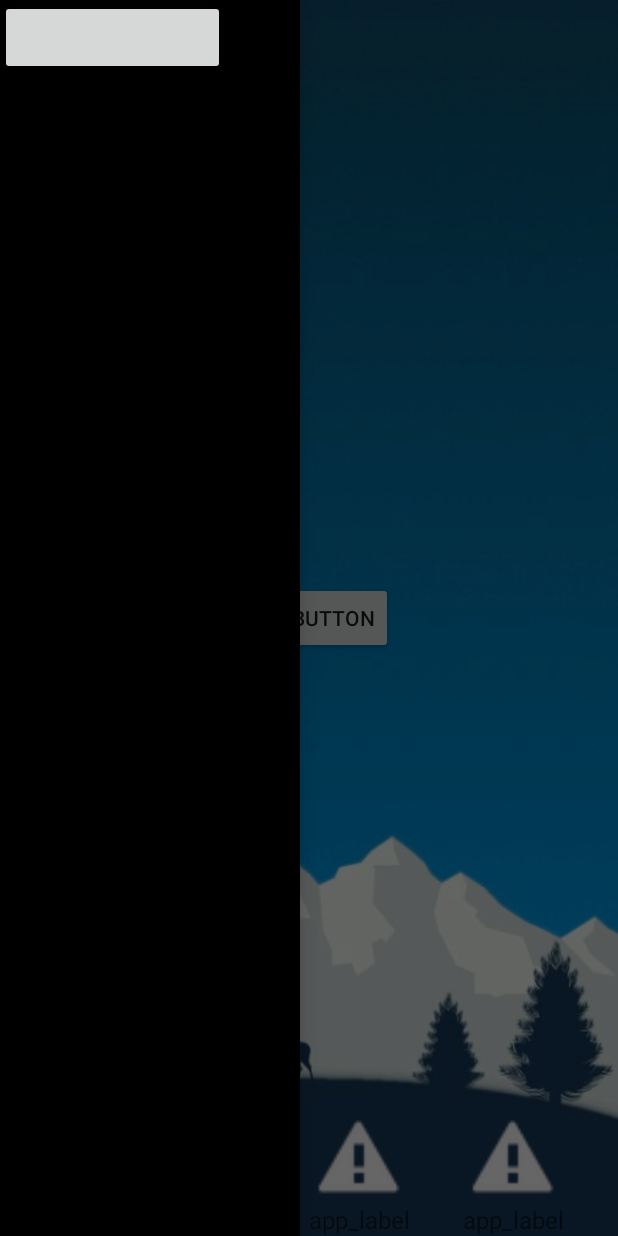
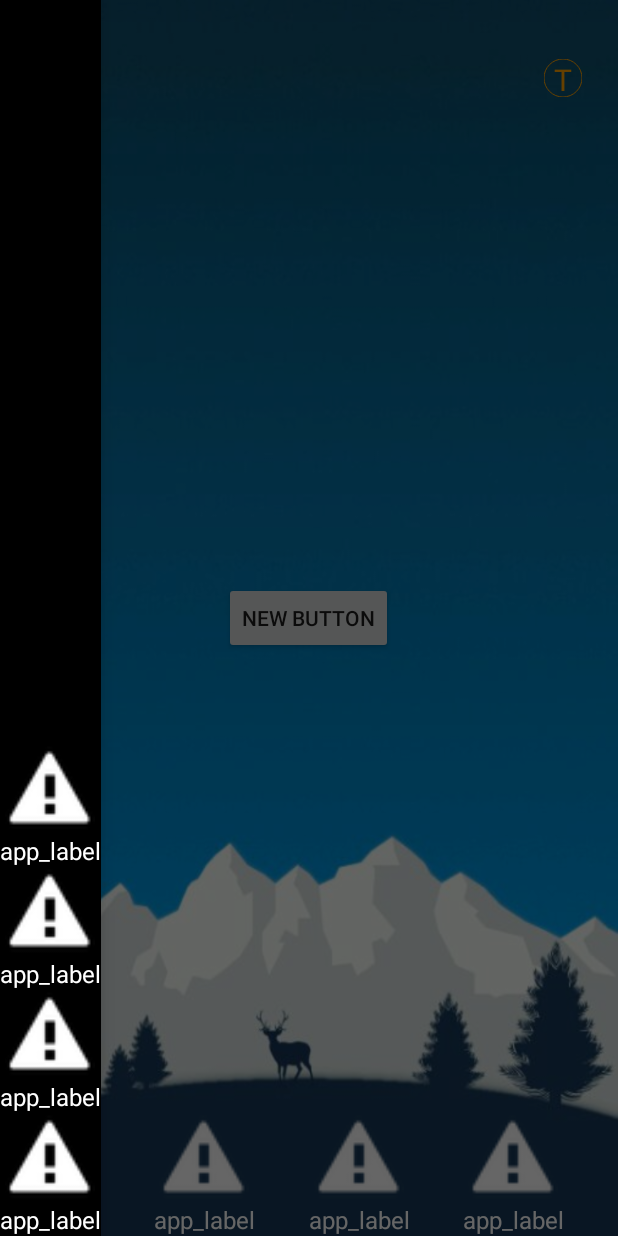
Before and after one commit to GSIL-Monitor/SuperScreenLock, an Android app: the LockScreenActivity screen opened directly, with no data from a screen before it, with the side drawer open, on a phone screen of 412 x 824 dp. Run offline under Robolectric (Android 15) with nearby library versions, the phone set to English and light mode, and no system bars.

Commit message:
锁屏主界面完善

```diff
--- a/app/src/main/java/com/hzp/superscreenlock/activity/LockScreenActivity.java
+++ b/app/src/main/java/com/hzp/superscreenlock/activity/LockScreenActivity.java
@@ -7,6 +7,8 @@ import android.support.v4.app.FragmentManager;
 import android.support.v4.app.FragmentTransaction;
 import android.support.v4.widget.DrawerLayout;
 import android.support.v7.app.AppCompatActivity;
+import android.support.v7.widget.LinearLayoutManager;
+import android.support.v7.widget.RecyclerView;
 import android.view.KeyEvent;
 import android.view.View;
 import android.view.Window;
@@ -15,7 +17,9 @@ import android.view.WindowManager;
 import com.hzp.superscreenlock.R;
 import com.hzp.superscreenlock.fragment.LockScreenFragment;
 import com.hzp.superscreenlock.locker.LockManager;
+import com.hzp.superscreenlock.manager.AppInfoManager;
 import com.hzp.superscreenlock.utils.LogUtil;
+import com.hzp.superscreenlock.view.adapter.AppInfoAdapter;
 
 
 public class LockScreenActivity extends AppCompatActivity implements LockManager.LockManagerControl {
@@ -23,6 +27,9 @@ public class LockScreenActivity extends AppCompatActivity implements LockManager
 
     private LockScreenFragment mainFragment;
     private DrawerLayout drawerLayout;
+
+    private RecyclerView drawerRecyclerView;
+    private AppInfoAdapter appInfoAdapter;
 
     @Override
     protected void onCreate(Bundle savedInstanceState) {
@@ -41,8 +48,18 @@ public class LockScreenActivity extends AppCompatActivity implements LockManager
 
         setupSystemViews();
         setupFragments();
+        setupDrawerRecyclerView();
     }
 
+    private void setupDrawerRecyclerView(){
+        drawerRecyclerView  = (RecyclerView) findViewById(R.id.drawer_recycler_view);
+        LinearLayoutManager linearLayoutManager = new LinearLayoutManager(this);
+        linearLayoutManager.setReverseLayout(true);
+        drawerRecyclerView.setLayoutManager(linearLayoutManager);
+        appInfoAdapter = new AppInfoAdapter(AppInfoManager.getInstance().getAppInfoDisplayOnMain());
+        drawerRecyclerView.setAdapter(appInfoAdapter);
+
+    }
 
     private void setupSystemViews() {
         setupImmersiveMode();
--- a/app/src/main/java/com/hzp/superscreenlock/fragment/LockScreenFragment.java
+++ b/app/src/main/java/com/hzp/superscreenlock/fragment/LockScreenFragment.java
@@ -10,8 +10,10 @@ import android.view.View;
 import android.view.ViewGroup;
 
 import com.hzp.superscreenlock.R;
+import com.hzp.superscreenlock.entity.EnvironmentInfo;
 import com.hzp.superscreenlock.locker.LockManager;
 import com.hzp.superscreenlock.manager.AppInfoManager;
+import com.hzp.superscreenlock.view.CircleTextView;
 import com.hzp.superscreenlock.view.adapter.AppInfoAdapter;
 
 
@@ -19,6 +21,7 @@ public class LockScreenFragment extends Fragment {
 
     private RecyclerView mainRecyclerView;
     private AppInfoAdapter appInfoAdapter;
+    private CircleTextView hintTextView;
 
     public LockScreenFragment() {
     }
@@ -38,7 +41,10 @@ public class LockScreenFragment extends Fragment {
                              Bundle savedInstanceState) {
         View view = inflater.inflate(R.layout.fragment_lock_screen_main, container, false);
 
+        hintTextView = (CircleTextView) view.findViewById(R.id.circle_text_hint);
         mainRecyclerView = (RecyclerView) view.findViewById(R.id.recycler_view_main);
+
+        // TODO: 2016/8/31 test button
         view.findViewById(R.id.button).setOnClickListener(new View.OnClickListener() {
             @Override
             public void onClick(View view) {
@@ -48,12 +54,20 @@ public class LockScreenFragment extends Fragment {
             }
         });
 
-        setupMainRecyclerView();
+
+        setupMainRecyclerView();;
 
         return view;
     }
 
+    @Override
+    public void onResume() {
+        super.onResume();
+        setupHintText();
+    }
+
     private void setupMainRecyclerView() {
+
         GridLayoutManager layoutManager = new GridLayoutManager(getActivity(), 4);
         mainRecyclerView.setLayoutManager(layoutManager);
         // TODO: 2016/8/23 换位置载入数据
@@ -62,4 +76,11 @@ public class LockScreenFragment extends Fragment {
 
     }
 
+    private void setupHintText(){
+        EnvironmentInfo currentEnv = LockManager.getInstance().getCurrentEnvironment();
+        if(currentEnv!=null){
+            hintTextView.setText(currentEnv.getHint());
+        }
+    }
+
 }
--- a/app/src/main/java/com/hzp/superscreenlock/locker/LockManager.java
+++ b/app/src/main/java/com/hzp/superscreenlock/locker/LockManager.java
@@ -221,6 +221,10 @@ public class LockManager {
         return this;
     }
 
+    public EnvironmentInfo getCurrentEnvironment() {
+        return currentEnvironment;
+    }
+
     public void updateWifiState(String currentSSID) {
         this.currentSSID = currentSSID;
         if (currentSSID != null) {
--- /dev/null
+++ b/app/src/main/java/com/hzp/superscreenlock/view/CircleTextView.java
@@ -0,0 +1,63 @@
+package com.hzp.superscreenlock.view;
+
+import android.content.Context;
+import android.graphics.Canvas;
+import android.graphics.Paint;
+import android.graphics.RectF;
+import android.util.AttributeSet;
+import android.widget.TextView;
+
+import com.hzp.superscreenlock.R;
+
+/**
+ * @author hoholiday on 2016/8/31.
+ * @email hoholiday@hotmail.com
+ */
+
+public class CircleTextView extends TextView{
+    private Paint mPaint;
+    private RectF rectf;
+    public CircleTextView(Context context) {
+        this(context,null);
+        // TODO Auto-generated constructor stub
+    }
+    //xml创建TextCircleView调用这个构造函数
+    public CircleTextView(Context context, AttributeSet attrs) {
+        this(context, attrs,0);
+    }
+    //new TextCircleView调用这个构造函数
+    public CircleTextView(Context context, AttributeSet attrs, int defStyle) {
+        super(context, attrs, defStyle);
+        init();
+    }
+    /**
+     * 初始化画笔
+     */
+    public void init()
+    {
+        mPaint = new Paint();
+        //创建一个RectF，用来限定绘制圆弧的范围
+        rectf = new RectF();
+    }
+    /**
+     * 调用onDraw绘制边框
+     */
+    @Override
+    protected void onDraw(Canvas canvas) {
+        super.onDraw(canvas);
+
+        //设置画笔的颜色
+        mPaint.setColor(getPaint().getColor());
+        //设置画笔的样式，空心
+        mPaint.setStyle(Paint.Style.STROKE);
+        //设置抗锯齿
+        mPaint.setAntiAlias(true);
+        //设置画得一个半径，然后比较长和宽，以最大的值来确定长方形的长宽，确定半径
+        int r = getMeasuredWidth() > getMeasuredHeight() ? getMeasuredWidth() : getMeasuredHeight();
+        //如果设置的padding不一样绘制出来的是椭圆形。绘制的时候考虑padding
+        //当padding都为0的时候，绘制出来的就是RectF限定的区域就是一个正方形
+        rectf.set(getPaddingLeft(),getPaddingTop(),r-getPaddingRight(),r-getPaddingBottom());
+        //绘制圆弧
+        canvas.drawArc(rectf,0,360,false,mPaint);
+    }
+}
--- a/app/src/main/res/layout/drawer_layout_content.xml
+++ b/app/src/main/res/layout/drawer_layout_content.xml
@@ -1,19 +1,17 @@
 <?xml version="1.0" encoding="utf-8"?>
 <RelativeLayout xmlns:android="http://schemas.android.com/apk/res/android"
-    android:layout_width="200dp"
+    android:layout_width="wrap_content"
     android:layout_height="match_parent"
     android:layout_gravity="start"
     android:background="@android:color/background_dark"
     xmlns:app="http://schemas.android.com/apk/res-auto">
 
-    <!--<android.support.v7.widget.RecyclerView-->
-        <!--android:layout_width="match_parent"-->
-        <!--android:layout_height="match_parent"-->
-        <!--android:id="@+id/drawer_recycler_view"-->
-        <!--app:stackFromEnd="true"/>-->
+    <android.support.v7.widget.RecyclerView
+        android:layout_width="wrap_content"
+        android:layout_height="match_parent"
+        android:id="@+id/drawer_recycler_view"
 
-    <Button
-        android:layout_width="150dp"
-        android:layout_height="50dp" />
+        />
+
 
 </RelativeLayout>
--- a/app/src/main/res/layout/fragment_lock_screen_main.xml
+++ b/app/src/main/res/layout/fragment_lock_screen_main.xml
@@ -5,12 +5,14 @@
     tools:context=".fragment.LockScreenFragment">
 
 
-    <RelativeLayout xmlns:android="http://schemas.android.com/apk/res/android"
-        xmlns:tools="http://schemas.android.com/tools"
+    <RelativeLayout
         android:id="@+id/layout_under"
         android:layout_width="match_parent"
         android:layout_height="match_parent"
-        tools:context=".activity.LockScreenActivity">
+        tools:context=".activity.LockScreenActivity"
+        android:layout_alignParentTop="true"
+        android:layout_alignParentLeft="true"
+        android:layout_alignParentStart="true">
 
         <Button
             android:id="@+id/button"
@@ -28,6 +30,21 @@
             android:layout_alignParentLeft="true"
             android:layout_alignParentStart="true" />
 
+        <com.hzp.superscreenlock.view.CircleTextView
+            android:id="@+id/circle_text_hint"
+            android:layout_width="25dp"
+            android:layout_height="25dp"
+            android:gravity="center"
+            android:text="T"
+            android:textColor="@color/colorAccent"
+            android:textSize="20sp"
+            android:layout_marginRight="24dp"
+            android:layout_marginEnd="24dp"
+            android:layout_marginTop="39dp"
+            android:layout_alignParentTop="true"
+            android:layout_alignParentRight="true"
+            android:layout_alignParentEnd="true" />
+
     </RelativeLayout>
 
 </RelativeLayout>
--- a/app/src/main/res/layout/fragment_unlock_pattern.xml
+++ b/app/src/main/res/layout/fragment_unlock_pattern.xml
@@ -3,7 +3,6 @@
     android:layout_width="match_parent"
     android:layout_height="match_parent"
     xmlns:app="http://schemas.android.com/apk/res-auto"
-    android:background="@android:color/white"
     tools:context="com.hzp.superscreenlock.fragment.UnlockFragment">
 
     <com.hzp.superscreenlock.view.Lock9View
--- a/app/src/main/res/layout/item_app_info.xml
+++ b/app/src/main/res/layout/item_app_info.xml
@@ -16,6 +16,7 @@
         android:layout_width="wrap_content"
         android:layout_height="wrap_content"
         android:layout_gravity="center_horizontal"
+        android:textColor="@android:color/white"
         android:maxWidth="@dimen/app_info_label_max_length"
         android:textSize="@dimen/app_info_label_size"
         android:singleLine="true"
--- a/app/src/main/res/values/dimens.xml
+++ b/app/src/main/res/values/dimens.xml
@@ -3,7 +3,7 @@
     <dimen name="activity_horizontal_margin">16dp</dimen>
     <dimen name="activity_vertical_margin">16dp</dimen>
 
-    <dimen name="drawer_layout_width">110dp</dimen>
+    <dimen name="drawer_layout_width">50dp</dimen>
     <dimen name="text_margin">16dp</dimen>
 
 </resources>
```
